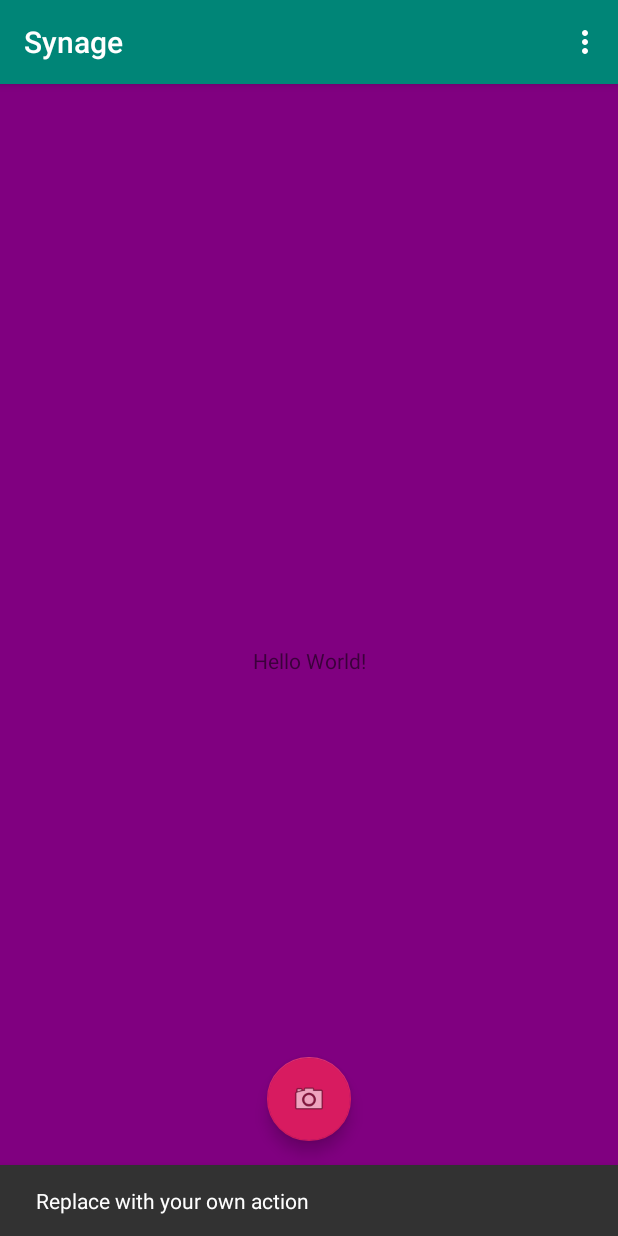
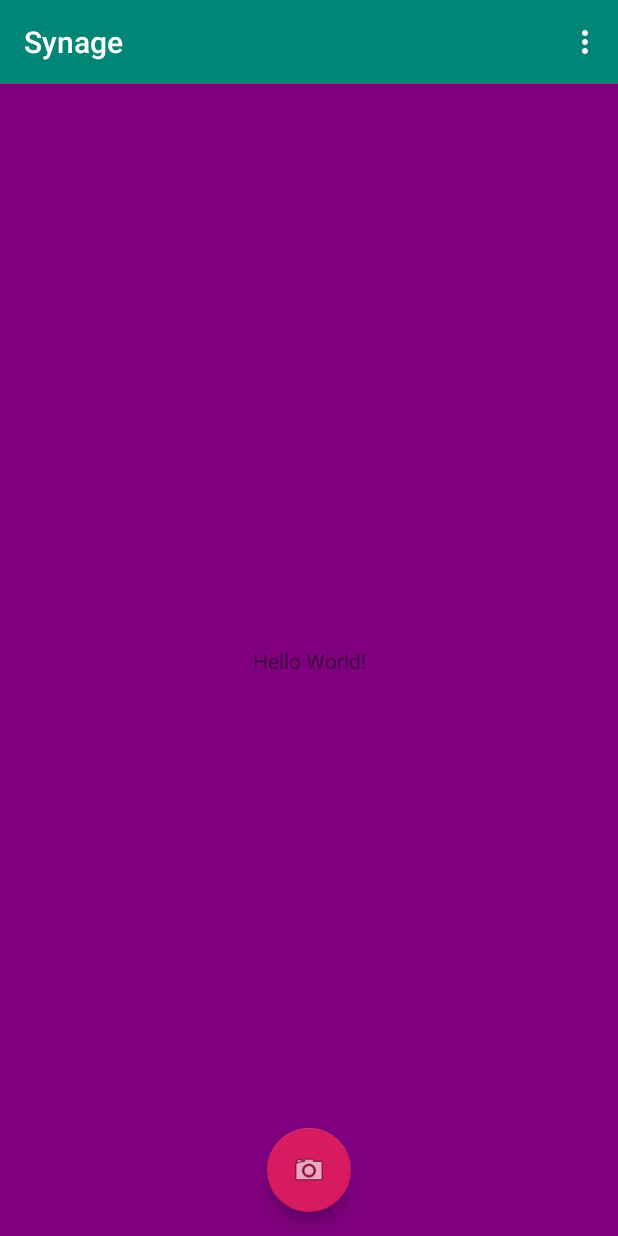
Before and after one commit to GueTorres/signLanguage, an Android app: the screen it shows after launch (MainActivity), after a tap on an icon or button, on a phone screen of 412 x 824 dp. Run offline under Robolectric (Android 15) with nearby library versions, the phone set to English and light mode, and no system bars.

```diff
--- a/Synage/app/src/main/java/com/example/synage/MainActivity.java
+++ b/Synage/app/src/main/java/com/example/synage/MainActivity.java
@@ -22,14 +22,6 @@ public class MainActivity extends AppCompatActivity {
         Toolbar toolbar = findViewById(R.id.toolbar);
         setSupportActionBar(toolbar);
 
-        FloatingActionButton fab = findViewById(R.id.fab);
-        fab.setOnClickListener(new View.OnClickListener() {
-            @Override
-            public void onClick(View view) {
-                Snackbar.make(view, "Replace with your own action", Snackbar.LENGTH_LONG)
-                        .setAction("Action", null).show();
-            }
-        });
     }
 
     @Override
@@ -56,6 +48,7 @@ public class MainActivity extends AppCompatActivity {
 
     public void Syn(View view) {
 
-        Intent intent = new Intent();
+        Intent intent = new Intent("android.media.action.IMAGE_CAPTURE");
+        startActivity(intent);
     }
 }
```
